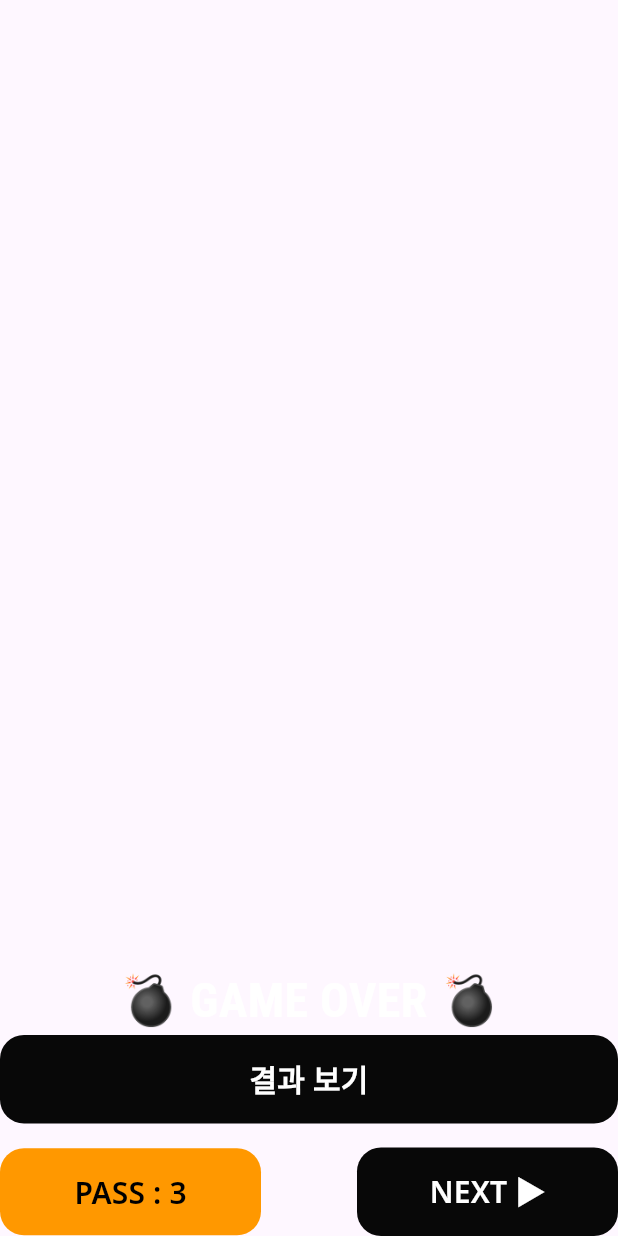
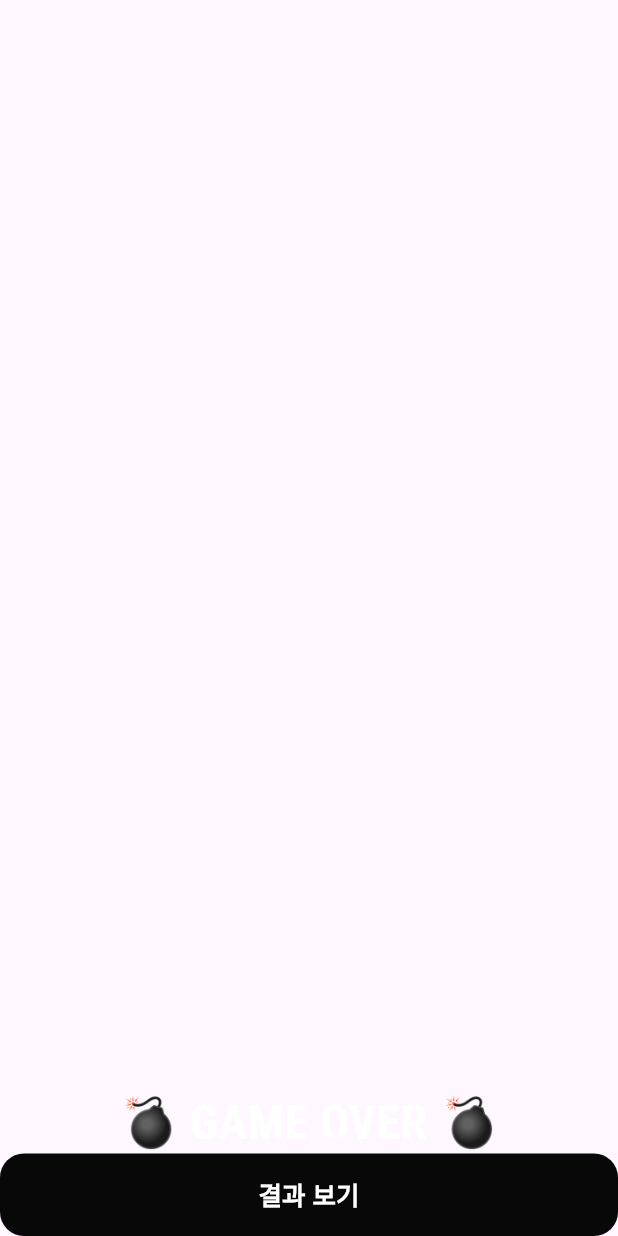
Before and after one commit to DU-company/Quiz-Monster, a Flutter app: the PassQuizScreen widget shown alone on an empty page, opened directly with empty values, on a phone screen of 412 x 824 dp. Run offline on Flutter 3.47's test engine with Material 3 defaults, Android fonts, the phone set to English and light mode, and no system bars; our stand-ins replace audioplayers, flutter_dotenv, flutter_riverpod, flutter_spinkit, flutter_svg, fluttertoast and 4 more; accounts and stored records are empty.

Commit message:
PassQuiz 관련 mvvm 도입

```diff
--- a/lib/ad/provider/rewarded_ad_provider.dart
+++ b/lib/ad/provider/rewarded_ad_provider.dart
@@ -4,9 +4,10 @@ import 'package:google_mobile_ads/google_mobile_ads.dart';
 import 'package:quiz/core/service/ad_service.dart';
 
 final rewardedAdProvider =
-    StateNotifierProvider<RewardedAdStateNotifier, RewardedAd?>(
-  (ref) => RewardedAdStateNotifier(),
-);
+    StateNotifierProvider.autoDispose<
+      RewardedAdStateNotifier,
+      RewardedAd?
+    >((ref) => RewardedAdStateNotifier());
 
 class RewardedAdStateNotifier extends StateNotifier<RewardedAd?> {
   RewardedAdStateNotifier() : super(null) {
@@ -30,7 +31,7 @@ class RewardedAdStateNotifier extends StateNotifier<RewardedAd?> {
     );
   }
 
-  void showAd(VoidCallback onRewardEarned) {
+  void showAd({required VoidCallback onRewardEarned}) {
     if (state == null) {
       debugPrint('광고가 아직 로드되지 않았습니다.');
       return;
@@ -43,17 +44,20 @@ class RewardedAdStateNotifier extends StateNotifier<RewardedAd?> {
         state = null;
         // getAd(); // 광고 다시 로드
       },
-      onAdFailedToShowFullScreenContent: (RewardedAd ad, AdError error) {
-        debugPrint('광고 표시 실패: $error');
-        ad.dispose();
-        state = null;
-      },
+      onAdFailedToShowFullScreenContent:
+          (RewardedAd ad, AdError error) {
+            debugPrint('광고 표시 실패: $error');
+            ad.dispose();
+            state = null;
+          },
     );
 
     state!.show(
       onUserEarnedReward: (AdWithoutView ad, RewardItem reward) {
         debugPrint('보상 획득!');
         onRewardEarned(); // 보상 지급 로직 실행
+        ad.dispose();
+        state = null;
       },
     );
   }
--- a/lib/core/theme/responsive/light_theme.dart
+++ b/lib/core/theme/responsive/light_theme.dart
@@ -32,8 +32,8 @@ class LightTheme implements AppTheme {
     onHintContainer: Palette.grey500,
 
     /// Inactive
-    inactive: Palette.grey400,
-    inactiveContainer: Palette.grey250,
+    inactive: Palette.grey600,
+    inactiveContainer: Palette.grey700,
     onInactiveContainer: Palette.white,
 
     /// Accent
--- a/lib/ui/common/layout/setting_layout.dart
+++ b/lib/ui/common/layout/setting_layout.dart
@@ -80,7 +80,7 @@ class _Top extends ConsumerWidget {
         ),
         const SizedBox(height: 8),
         Text(
-          style: theme.typo.headline1,
+          style: theme.typo.headline6,
           textAlign: TextAlign.center,
           label,
         ),
--- a/lib/ui/common/widgets/primary_button.dart
+++ b/lib/ui/common/widgets/primary_button.dart
@@ -36,6 +36,8 @@ class PrimaryButton extends ConsumerWidget {
         /// Color
         backgroundColor: backgroundColor ?? theme.color.secondary,
         foregroundColor: foregroundColor ?? theme.color.onSecondary,
+        disabledBackgroundColor: theme.color.inactiveContainer,
+        disabledForegroundColor: theme.color.onInactiveContainer,
         side: BorderSide(
           color: borderColor ?? Colors.transparent,
           width: 0.5,
@@ -46,7 +48,7 @@ class PrimaryButton extends ConsumerWidget {
           child ??
           Text(
             label,
-            style: theme.typo.headline6.copyWith(
+            style: theme.typo.subtitle1.copyWith(
               color: foregroundColor,
               fontWeight: theme.typo.semiBold,
             ),
--- a/lib/ui/quiz/pass/pass_quiz_screen.dart
+++ b/lib/ui/quiz/pass/pass_quiz_screen.dart
@@ -4,19 +4,20 @@ import 'package:flutter_riverpod/legacy.dart';
 import 'package:go_router/go_router.dart';
 import 'package:quiz/ad/provider/rewarded_ad_provider.dart';
 import 'package:quiz/core/theme/responsive/layout.dart';
+import 'package:quiz/core/theme/theme_provider.dart';
 import 'package:quiz/data/models/quiz_detail_model.dart';
+import 'package:quiz/ui/common/widgets/primary_button.dart';
 import 'package:quiz/ui/quiz/detail/quiz_detail_success_view.dart';
 import 'package:quiz/ui/result/result_screen.dart';
-import '../../common/widgets/primary_button.dart';
-import '../../settings/pass/pass_provider.dart';
+import 'package:quiz/ui/settings/pass/pass_view_model.dart';
 
 final passedWordProvider = StateProvider<List<String>>((ref) => []);
 final correctWordProvider = StateProvider<List<String>>((ref) => []);
 
 class PassQuizScreen extends ConsumerWidget {
+  final List<QuizDetailModel> items;
   final PageController pageController;
   final int remainingSeconds;
-  final List<QuizDetailModel> items;
 
   const PassQuizScreen({
     super.key,
@@ -27,12 +28,16 @@ class PassQuizScreen extends ConsumerWidget {
 
   @override
   Widget build(BuildContext context, WidgetRef ref) {
-    final passCount = ref.watch(passProvider);
-    // final selectedQuiz = ref.watch(selectedQuizProvider);
-    // final data = ref.watch(quizItemProvider('${selectedQuiz!.id}'));
+    final theme = ref.read(themeServiceProvider);
+    final viewModel = ref.read(passViewModelProvider.notifier);
+
+    /// state
+    final passCount = ref.watch(passViewModelProvider);
     final currentIndex = ref.watch(currentIndexProvider);
+    final rewardedAd = ref.watch(rewardedAdProvider);
+
+    /// boolean
     final isGameOver = remainingSeconds == 0 || currentIndex == 30;
-    final rewardedAd = ref.watch(rewardedAdProvider);
 
     return Expanded(
       child: Column(
@@ -40,16 +45,8 @@ class PassQuizScreen extends ConsumerWidget {
           const SizedBox(height: 8),
           if (rewardedAd != null)
             PrimaryButton(
-              label: '광고 보고 패스 추가(15~30초)',
-              onPressed: () {
-                ref
-                    .read(rewardedAdProvider.notifier)
-                    .showAd(
-                      () => ref
-                          .read(passProvider.notifier)
-                          .update((pass) => pass + 1),
-                    );
-              },
+              label: '광고 보고 패스 추가',
+              onPressed: () => viewModel.showAd(),
             ),
           Expanded(
             child: PageView.builder(
@@ -57,17 +54,17 @@ class PassQuizScreen extends ConsumerWidget {
               physics: NeverScrollableScrollPhysics(),
               itemCount: items.length + 1,
               itemBuilder: (context, index) {
-                if (index == items.length) {
-                  return Text('');
+                final lastItem = index == items.length;
+                if (lastItem) {
+                  return SizedBox();
                 }
                 final model = items[index];
                 return Center(
                   child: Text(
                     '- ${model.answer} -',
                     textAlign: TextAlign.center,
-                    style: TextStyle(
-                      color: Colors.white,
-                      fontSize: context.layout(52, mobile: 36),
+                    style: theme.typo.headline6.copyWith(
+                      fontSize: context.layout(48, mobile: 24),
                     ),
                   ),
                 );
@@ -76,12 +73,18 @@ class PassQuizScreen extends ConsumerWidget {
             ),
           ),
           if (isGameOver) _GameOver(),
-          // if (!isGameOver)
+          if (!isGameOver)
             _PassFooter(
               passCount: passCount,
               isGameOver: isGameOver,
-            onNext: () => onNext(ref, items[currentIndex].answer),
-            onPass: () => onPass(ref, items[currentIndex].answer),
+              onNextPage: () => viewModel.onNextPage(
+                pageController,
+                items[currentIndex].answer,
+              ),
+              onPass: () => viewModel.onPass(
+                pageController,
+                items[currentIndex].answer,
+              ),
             ),
         ],
       ),
@@ -91,60 +94,28 @@ class PassQuizScreen extends ConsumerWidget {
   void onPageChanged(int index, WidgetRef ref) {
     ref.read(currentIndexProvider.notifier).state = index;
   }
-
-  void onPass(WidgetRef ref, String word) {
-    pageController.nextPage(
-      duration: Duration(milliseconds: 300),
-      curve: Curves.linear,
-    );
-    ref
-        .read(passProvider.notifier)
-        .update((state) => state = state - 1);
-    ref
-        .read(passedWordProvider.notifier)
-        .update((state) => state = [...state, word]);
-  }
-
-  void onNext(WidgetRef ref, String word) {
-    ref
-        .read(correctWordProvider.notifier)
-        .update((state) => state = [...state, word]);
-    pageController.nextPage(
-      duration: Duration(milliseconds: 300),
-      curve: Curves.linear,
-    );
-  }
 }
 
 ///-----------------------------------------------------------------------------
-class _GameOver extends StatelessWidget {
+class _GameOver extends ConsumerWidget {
   const _GameOver({super.key});
 
   @override
-  Widget build(BuildContext context) {
-    return Padding(
-      padding: const EdgeInsets.only(bottom: 16.0),
-      child: Column(
+  Widget build(BuildContext context, WidgetRef ref) {
+    final theme = ref.read(themeServiceProvider);
+    return Column(
       crossAxisAlignment: CrossAxisAlignment.stretch,
       children: [
         Text(
           '💣 GAME OVER 💣',
           textAlign: TextAlign.center,
-            style: TextStyle(
-              fontSize: 32,
-              fontFamily: 'Roboto',
-              color: Colors.white,
-              fontWeight: FontWeight.w700,
-            ),
+          style: theme.typo.headline1.copyWith(fontFamily: 'Roboto'),
         ),
         PrimaryButton(
           label: '결과 보기',
-            onPressed: () {
-              context.goNamed(ResultScreen.routeName);
-            },
+          onPressed: () => context.goNamed(ResultScreen.routeName),
         ),
       ],
-      ),
     );
   }
 }
@@ -153,14 +124,14 @@ class _PassFooter extends StatelessWidget {
   final int passCount;
   final bool isGameOver;
   final VoidCallback onPass;
-  final VoidCallback onNext;
+  final VoidCallback onNextPage;
 
   const _PassFooter({
     super.key,
     required this.passCount,
     required this.isGameOver,
-    required this.onNext,
     required this.onPass,
+    required this.onNextPage,
   });
 
   @override
@@ -179,7 +150,7 @@ class _PassFooter extends StatelessWidget {
         Expanded(
           child: PrimaryButton(
             label: 'NEXT ▶',
-            onPressed: isGameOver ? null : onNext,
+            onPressed: isGameOver ? null : onNextPage,
           ),
         ),
       ],
--- a/lib/ui/settings/pass/pass_provider.dart
+++ /dev/null
@@ -1,3 +0,0 @@
-import 'package:flutter_riverpod/legacy.dart';
-
-final passProvider = StateProvider<int>((ref) => 3);
```
Also changed, not shown: lib/ui/settings/pass/pass_screen.dart (+41 -72 lines), lib/ui/settings/pass/pass_view_model.dart (added, +65 -0 lines). Lines whose indentation alone changed are shown as unchanged.
